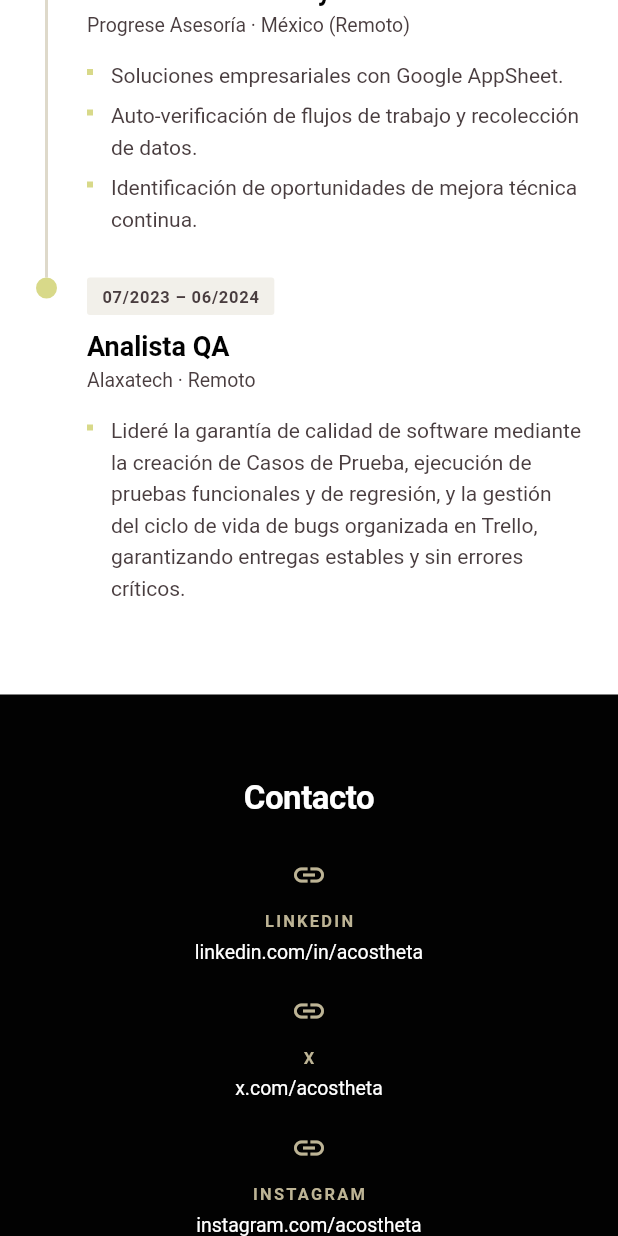
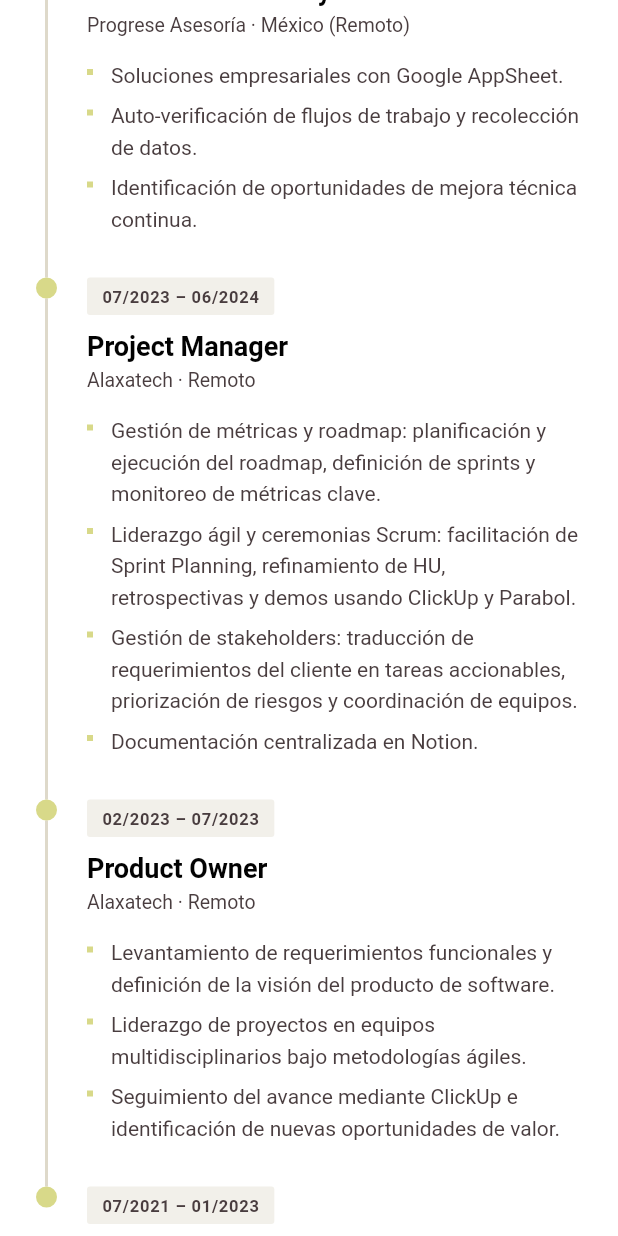
Before and after one commit to acostheta/acostheta-landing, a Flutter app: the screen it shows after launch, scrolled down 1728 dp, on a phone screen of 412 x 824 dp. Run offline on Flutter 3.47's test engine with Material 3 defaults, Android fonts, the phone set to English and light mode, and no system bars; network calls fail.

Commit message:
Break down Alaxatech into 3 roles: Project Manager (07/23-06/24), Product Owner (02/23-07/23), QA Analyst (07/21-01/23)

```diff
--- a/lib/widgets/experience_section.dart
+++ b/lib/widgets/experience_section.dart
@@ -28,10 +28,32 @@ class ExperienceSection extends StatelessWidget {
     ),
     _Experience(
       period: '07/2023 – 06/2024',
-      role: 'Analista QA',
+      role: 'Project Manager',
       subtitle: 'Alaxatech · Remoto',
       bullets: [
-        'Lideré la garantía de calidad de software mediante la creación de Casos de Prueba, ejecución de pruebas funcionales y de regresión, y la gestión del ciclo de vida de bugs organizada en Trello, garantizando entregas estables y sin errores críticos.',
+        'Gestión de métricas y roadmap: planificación y ejecución del roadmap, definición de sprints y monitoreo de métricas clave.',
+        'Liderazgo ágil y ceremonias Scrum: facilitación de Sprint Planning, refinamiento de HU, retrospectivas y demos usando ClickUp y Parabol.',
+        'Gestión de stakeholders: traducción de requerimientos del cliente en tareas accionables, priorización de riesgos y coordinación de equipos.',
+        'Documentación centralizada en Notion.',
+      ],
+    ),
+    _Experience(
+      period: '02/2023 – 07/2023',
+      role: 'Product Owner',
+      subtitle: 'Alaxatech · Remoto',
+      bullets: [
+        'Levantamiento de requerimientos funcionales y definición de la visión del producto de software.',
+        'Liderazgo de proyectos en equipos multidisciplinarios bajo metodologías ágiles.',
+        'Seguimiento del avance mediante ClickUp e identificación de nuevas oportunidades de valor.',
+      ],
+    ),
+    _Experience(
+      period: '07/2021 – 01/2023',
+      role: 'QA Analyst',
+      subtitle: 'Alaxatech · Remoto',
+      bullets: [
+        'Ejecución de pruebas funcionales, de interfaz y experiencia de usuario (UI/UX) y Pruebas de Aceptación del Usuario (UAT).',
+        'Administración del ciclo de vida de Bug Fixing y trazabilidad de errores a través de Trello.',
       ],
     ),
   ];
```
